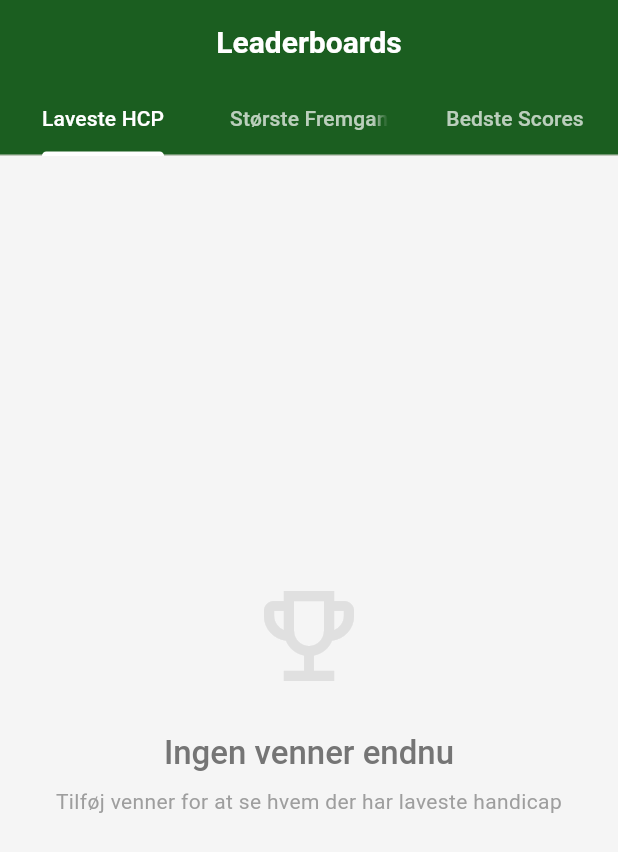
After one commit to Dansk-Golf-Union/dgu-scorekort, a Flutter app: the LeaderboardsScreen screen opened by its route, on a phone screen of 412 x 824 dp. The commit adds this screen. Shown: the top 852 px of the screen. Run offline on Flutter 3.47's test engine with Material 3 defaults, Android fonts, the phone set to English and light mode, and no system bars; our stand-ins replace cloud_firestore, firebase_core, fl_chart, flutter_svg, go_router, google_fonts and 1 more; missing offline and left inert: dart:html, dart:ui_web; accounts and stored records are empty; network calls fail.

Commit message:
feat: Implement Phase 2C Leaderboards
- Add LeaderboardEntry model with trophy emojis
- Add 3 leaderboard methods to FriendsProvider (Lowest HCP, Biggest Improvement, Best Scores)
- Update Ugens Bedste widget with real data (top 3 improvements)
- Create LeaderboardsScreen with 3 tabs
- Add /leaderboards route
- Add navigation via drawer menu, 'Se mere →' link, and tap entries
- Add empty states, loading states, and pull-to-refresh
- Update README with Phase 2C completion

```diff
--- a/lib/main.dart
+++ b/lib/main.dart
@@ -25,6 +25,7 @@ import 'screens/score_archive_screen.dart';
 import 'screens/friend_request_from_url_screen.dart';
 import 'screens/feed_screen.dart';
 import 'screens/friends_list_screen.dart';
+import 'screens/leaderboards_screen.dart';
 import 'theme/app_theme.dart';
 
 // Development tip: Toggle between OAuth and SimpleLogin as needed
@@ -183,6 +184,10 @@ class _AppRouter extends StatelessWidget {
         GoRoute(
           path: '/venner',
           builder: (context, state) => const FriendsListScreen(),
+        ),
+        GoRoute(
+          path: '/leaderboards',
+          builder: (context, state) => const LeaderboardsScreen(),
         ),
       ],
     );
--- /dev/null
+++ b/lib/models/leaderboard_entry.dart
@@ -0,0 +1,89 @@
+/// Represents a single entry in a leaderboard
+///
+/// Used for displaying rankings across different leaderboard types:
+/// - Lowest Handicap
+/// - Biggest Improvement (negative delta)
+/// - Best Scores (highest points)
+class LeaderboardEntry {
+  final String userId;
+  final String name;
+  final String? homeClubName;
+  final double value; // Handicap, delta, or score points
+  final int rank;
+  final String displayValue; // Formatted for UI display
+  final DateTime? date; // For scores (when was the score achieved)
+
+  LeaderboardEntry({
+    required this.userId,
+    required this.name,
+    this.homeClubName,
+    required this.value,
+    required this.rank,
+    required this.displayValue,
+    this.date,
+  });
+
+  /// Get trophy emoji for top 3 positions
+  String get trophyEmoji {
+    switch (rank) {
+      case 1:
+        return '🥇';
+      case 2:
+        return '🥈';
+      case 3:
+        return '🥉';
+      default:
+        return '';
+    }
+  }
+
+  /// Check if this entry is in top 3
+  bool get isTopThree => rank <= 3;
+
+  /// Get rank display string (e.g., "#4" for ranks > 3)
+  String get rankDisplay {
+    return isTopThree ? trophyEmoji : '#$rank';
+  }
+
+  @override
+  String toString() {
+    return 'LeaderboardEntry(rank: $rank, name: $name, value: $value)';
+  }
+}
+
+/// Types of leaderboards available
+enum LeaderboardType {
+  /// Lowest current handicap among friends
+  lowestHandicap,
+
+  /// Biggest improvement (most negative delta) over period
+  biggestImprovement,
+
+  /// Best individual scores (highest points)
+  bestScores,
+}
+
+/// Extension for LeaderboardType display strings
+extension LeaderboardTypeExtension on LeaderboardType {
+  String get displayName {
+    switch (this) {
+      case LeaderboardType.lowestHandicap:
+        return 'Laveste HCP';
+      case LeaderboardType.biggestImprovement:
+        return 'Største Fremgang';
+      case LeaderboardType.bestScores:
+        return 'Bedste Scores';
+    }
+  }
+
+  String get emptyStateMessage {
+    switch (this) {
+      case LeaderboardType.lowestHandicap:
+        return 'Ingen venner fundet';
+      case LeaderboardType.biggestImprovement:
+        return 'Ingen forbedringer at vise';
+      case LeaderboardType.bestScores:
+        return 'Ingen scores fundet';
+    }
+  }
+}
--- /dev/null
+++ b/lib/screens/leaderboards_screen.dart
@@ -0,0 +1,275 @@
+import 'package:flutter/material.dart';
+import 'package:provider/provider.dart';
+import '../providers/friends_provider.dart';
+import '../models/leaderboard_entry.dart';
+import '../theme/app_theme.dart';
+
+/// Leaderboards Screen - Full-screen view of friend leaderboards
+/// Displays 3 tabs: Lowest Handicap, Biggest Improvement, Best Scores
+class LeaderboardsScreen extends StatefulWidget {
+  const LeaderboardsScreen({super.key});
+
+  @override
+  State<LeaderboardsScreen> createState() => _LeaderboardsScreenState();
+}
+
+class _LeaderboardsScreenState extends State<LeaderboardsScreen>
+    with SingleTickerProviderStateMixin {
+  late TabController _tabController;
+
+  @override
+  void initState() {
+    super.initState();
+    _tabController = TabController(length: 3, vsync: this);
+  }
+
+  @override
+  void dispose() {
+    _tabController.dispose();
+    super.dispose();
+  }
+
+  @override
+  Widget build(BuildContext context) {
+    return Scaffold(
+      appBar: AppBar(
+        title: const Text('Leaderboards'),
+        backgroundColor: AppTheme.dguGreen,
+        foregroundColor: Colors.white,
+        elevation: 0,
+        bottom: TabBar(
+          controller: _tabController,
+          indicatorColor: Colors.white,
+          labelColor: Colors.white,
+          unselectedLabelColor: Colors.white70,
+          tabs: const [
+            Tab(text: 'Laveste HCP'),
+            Tab(text: 'Største Fremgang'),
+            Tab(text: 'Bedste Scores'),
+          ],
+        ),
+      ),
+      body: TabBarView(
+        controller: _tabController,
+        children: const [
+          _LeaderboardTab(type: LeaderboardType.lowestHandicap),
+          _LeaderboardTab(type: LeaderboardType.biggestImprovement),
+          _LeaderboardTab(type: LeaderboardType.bestScores),
+        ],
+      ),
+    );
+  }
+}
+
+/// Individual leaderboard tab - displays entries for a specific type
+class _LeaderboardTab extends StatelessWidget {
+  final LeaderboardType type;
+
+  const _LeaderboardTab({required this.type});
+
+  @override
+  Widget build(BuildContext context) {
+    return Consumer<FriendsProvider>(
+      builder: (context, friendsProvider, child) {
+        // Loading state
+        if (friendsProvider.isLoading) {
+          return const Center(
+            child: CircularProgressIndicator(color: AppTheme.dguGreen),
+          );
+        }
+
+        // Get leaderboard data
+        final leaderboard = _getLeaderboard(friendsProvider);
+
+        // Empty state
+        if (leaderboard.isEmpty) {
+          return _buildEmptyState(context);
+        }
+
+        // Leaderboard list
+        return RefreshIndicator(
+          onRefresh: () async {
+            // Reload friends data
+            final player = context.read<FriendsProvider>().friends.firstOrNull;
+            if (player != null) {
+              await friendsProvider.loadFriends(player.unionId);
+            }
+          },
+          color: AppTheme.dguGreen,
+          child: ListView.builder(
+            padding: const EdgeInsets.all(8),
+            itemCount: leaderboard.length,
+            itemBuilder: (context, index) {
+              final entry = leaderboard[index];
+              return _LeaderboardTile(
+                entry: entry,
+                isCurrentUser: false, // TODO: Check if current user
+              );
+            },
+          ),
+        );
+      },
+    );
+  }
+
+  /// Get appropriate leaderboard based on type
+  List<LeaderboardEntry> _getLeaderboard(FriendsProvider provider) {
+    switch (type) {
+      case LeaderboardType.lowestHandicap:
+        return provider.getLowestHandicapLeaderboard(limit: 50);
+      case LeaderboardType.biggestImprovement:
+        return provider.getBiggestImprovementLeaderboard(limit: 50);
+      case LeaderboardType.bestScores:
+        return provider.getBestScoresLeaderboard(limit: 50);
+    }
+  }
+
+  /// Empty state when no friends or data
+  Widget _buildEmptyState(BuildContext context) {
+    String title;
+    String subtitle;
+
+    switch (type) {
+      case LeaderboardType.lowestHandicap:
+        title = 'Ingen venner endnu';
+        subtitle = 'Tilføj venner for at se hvem der har laveste handicap';
+        break;
+      case LeaderboardType.biggestImprovement:
+        title = 'Ingen fremgang at vise';
+        subtitle = 'Dine venner skal sænke deres handicap for at dukke op her';
+        break;
+      case LeaderboardType.bestScores:
+        title = 'Ingen scores at vise';
+        subtitle = 'Kommer snart!';
+        break;
+    }
+
+    return Center(
+      child: Padding(
+        padding: const EdgeInsets.all(32.0),
+        child: Column(
+          mainAxisAlignment: MainAxisAlignment.center,
+          children: [
+            Icon(
+              type == LeaderboardType.lowestHandicap
+                  ? Icons.emoji_events_outlined
+                  : Icons.trending_down,
+              size: 80,
+              color: Colors.grey.shade300,
+            ),
+            const SizedBox(height: 24),
+            Text(
+              title,
+              style: Theme.of(context).textTheme.titleLarge?.copyWith(
+                    color: Colors.grey.shade600,
+                    fontWeight: FontWeight.w500,
+                  ),
+              textAlign: TextAlign.center,
+            ),
+            const SizedBox(height: 8),
+            Text(
+              subtitle,
+              style: Theme.of(context).textTheme.bodyMedium?.copyWith(
+                    color: Colors.grey.shade500,
+                  ),
+              textAlign: TextAlign.center,
+            ),
+          ],
+        ),
+      ),
+    );
+  }
+}
+
+/// Individual leaderboard entry tile
+class _LeaderboardTile extends StatelessWidget {
+  final LeaderboardEntry entry;
+  final bool isCurrentUser;
+
+  const _LeaderboardTile({
+    required this.entry,
+    required this.isCurrentUser,
+  });
+
+  @override
+  Widget build(BuildContext context) {
+    return Card(
+      margin: const EdgeInsets.symmetric(horizontal: 8, vertical: 4),
+      elevation: isCurrentUser ? 4 : 1,
+      color: isCurrentUser ? AppTheme.dguGreen.withOpacity(0.1) : null,
+      child: ListTile(
+        contentPadding: const EdgeInsets.symmetric(horizontal: 16, vertical: 8),
+        // Rank or trophy
+        leading: SizedBox(
+          width: 50,
+          child: Center(
+            child: entry.rank <= 3
+                ? Text(
+                    entry.trophyEmoji,
+                    style: const TextStyle(fontSize: 32),
+                  )
+                : Text(
+                    '#${entry.rank}',
+                    style: TextStyle(
+                      fontSize: 20,
+                      fontWeight: FontWeight.bold,
+                      color: Colors.grey.shade600,
+                    ),
+                  ),
+          ),
+        ),
+        // Name and club
+        title: Text(
+          entry.name,
+          style: TextStyle(
+            fontWeight: isCurrentUser ? FontWeight.bold : FontWeight.w500,
+            fontSize: 16,
+          ),
+        ),
+        subtitle: entry.homeClubName != null
+            ? Text(
+                entry.homeClubName!,
+                style: TextStyle(
+                  fontSize: 13,
+                  color: Colors.grey.shade600,
+                ),
+                maxLines: 1,
+                overflow: TextOverflow.ellipsis,
+              )
+            : null,
+        // Value (HCP or improvement)
+        trailing: Container(
+          padding: const EdgeInsets.symmetric(horizontal: 12, vertical: 6),
+          decoration: BoxDecoration(
+            color: _getValueColor(),
+            borderRadius: BorderRadius.circular(8),
+          ),
+          child: Text(
+            entry.displayValue,
+            style: TextStyle(
+              fontSize: 16,
+              fontWeight: FontWeight.bold,
+              color: _getValueTextColor(),
+            ),
+          ),
+        ),
+      ),
+    );
+  }
+
+  /// Get background color for value chip based on rank
+  Color _getValueColor() {
+    if (entry.rank == 1) return Colors.amber.shade100;
+    if (entry.rank == 2) return Colors.grey.shade200;
+    if (entry.rank == 3) return Colors.orange.shade100;
+    return AppTheme.dguGreen.withOpacity(0.1);
+  }
+
+  /// Get text color for value chip
+  Color _getValueTextColor() {
+    if (entry.rank == 1) return Colors.amber.shade900;
+    if (entry.rank == 2) return Colors.grey.shade800;
+    if (entry.rank == 3) return Colors.orange.shade900;
+    return AppTheme.dguGreen;
+  }
+}
```
Also changed, not shown: lib/providers/friends_provider.dart (+90 -0 lines), lib/screens/home_screen.dart (+57 -27 lines), 1 other file.
